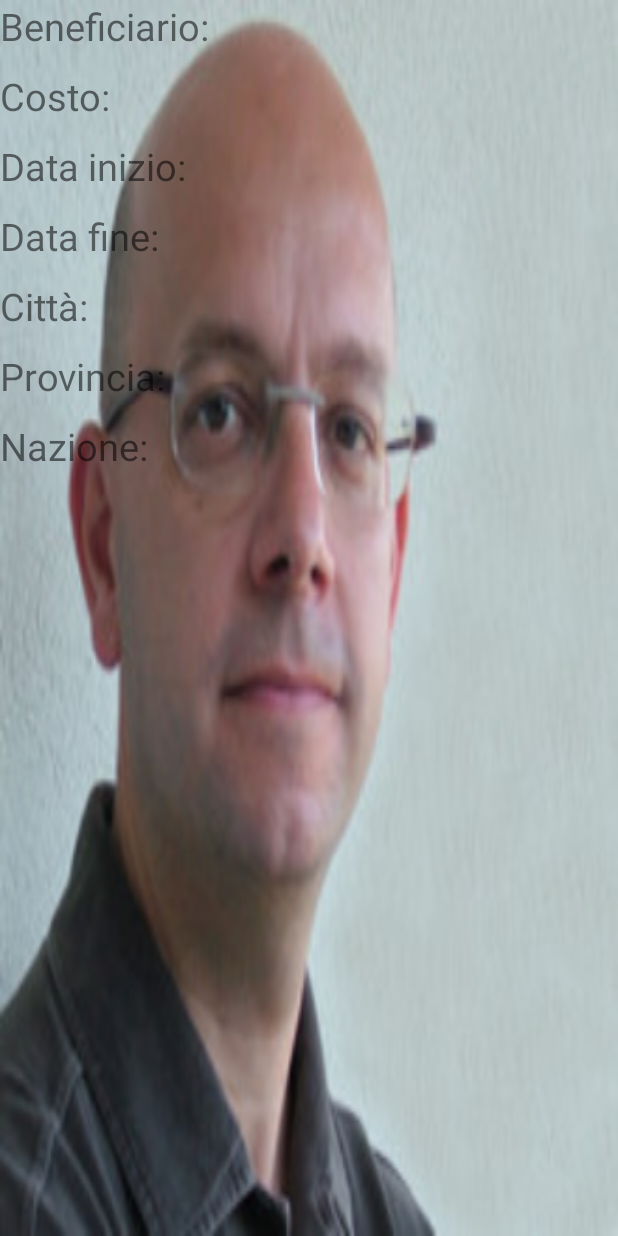
After one commit to Biase/Bricks, an Android app: the layout activity_item_click.xml on its own in the app's theme, with its tools: preview values and no code run, on a phone screen of 412 x 824 dp. The commit adds this screen. Run offline under Robolectric (Android 15) with nearby library versions, the phone set to English and light mode, and no system bars; network calls fail.

Commit message:
Implementazione ListView, creata activity su click della listView
Altre piccole modifiche

```diff
--- a/app/build.gradle
+++ b/app/build.gradle
@@ -32,4 +32,5 @@ dependencies {
     // Add Library
     compile 'com.miguelcatalan:materialsearchview:1.4.0'
     implementation 'com.android.support:design:26.0.2'
+    compile 'com.google.maps.android:android-maps-utils:0.5'
 }
--- a/app/src/main/java/it/ingte/bricks/DBmanager.java
+++ b/app/src/main/java/it/ingte/bricks/DBmanager.java
@@ -31,5 +31,9 @@ public class DBmanager {
         return dbhelper.getReadableDatabase();
     }
 
+    public DBHelper getDbhelper(){
+        return dbhelper;
+    };
+
 
 }
--- a/app/src/main/java/it/ingte/bricks/Person.java
+++ b/app/src/main/java/it/ingte/bricks/Person.java
@@ -7,7 +7,7 @@ import com.google.maps.android.clustering.ClusterItem;
  * Created by Domenico on 09/01/2018.
  */
 
-public class Person implements ClusterItem{
+public class Person implements ClusterItem {
 
     LatLng mPosition;
     String name;
--- /dev/null
+++ b/app/src/main/res/layout/activity_item_click.xml
@@ -0,0 +1,83 @@
+<?xml version="1.0" encoding="utf-8"?>
+<android.support.constraint.ConstraintLayout xmlns:android="http://schemas.android.com/apk/res/android"
+    xmlns:app="http://schemas.android.com/apk/res-auto"
+    xmlns:tools="http://schemas.android.com/tools"
+    android:layout_width="match_parent"
+    android:layout_height="match_parent"
+    tools:context="it.ingte.bricks.itemClick"
+    android:background="@drawable/pitt">
+
+    <LinearLayout
+        android:layout_width="match_parent"
+        android:layout_height="wrap_content"
+        android:orientation="vertical"
+        app:layout_constraintEnd_toEndOf="parent"
+        app:layout_constraintHorizontal_bias="0.0"
+        app:layout_constraintStart_toStartOf="parent"
+        tools:layout_editor_absoluteY="2dp">
+
+
+        <TextView
+            android:id="@+id/beneficary"
+            android:layout_width="wrap_content"
+            android:layout_height="match_parent"
+            android:text="Beneficiario:"
+            android:textSize="25sp"
+            android:paddingBottom="12dp"/>
+
+        <TextView
+            android:id="@+id/price"
+            android:layout_width="wrap_content"
+            android:layout_height="match_parent"
+            android:text="Costo:"
+            android:textSize="25sp"
+            android:paddingBottom="12dp"/>
+
+        <TextView
+            android:id="@+id/startDate"
+            android:layout_width="wrap_content"
+            android:layout_height="match_parent"
+            android:textSize="25sp"
+            android:text="Data inizio:"
+            android:paddingBottom="12dp"/>
+
+        <TextView
+            android:id="@+id/endDate"
+            android:layout_width="wrap_content"
+            android:layout_height="match_parent"
+            android:textSize="25sp"
+            android:paddingBottom="12dp"
+            android:text="Data fine:" />
+
+        <TextView
+            android:id="@+id/town"
+            android:layout_width="wrap_content"
+            android:layout_height="match_parent"
+            android:text="Città:"
+            android:textSize="25sp"
+            android:paddingBottom="12dp" />
+
+        <TextView
+            android:id="@+id/province"
+            android:layout_width="wrap_content"
+            android:layout_height="match_parent"
+            android:textSize="25sp"
+            android:text="Provincia:"
+            android:paddingBottom="12dp"/>
+
+        <TextView
+            android:id="@+id/country"
+            android:layout_width="wrap_content"
+            android:layout_height="match_parent"
+            android:textSize="25sp"
+            android:text="Nazione:"
+            android:paddingBottom="12dp" />
+
+
+
+
+
+
+    </LinearLayout>
+
+</android.support.constraint.ConstraintLayout>
```
Also changed, not shown: app/src/main/AndroidManifest.xml (+5 -5 lines), app/src/main/java/it/ingte/bricks/DBHelper.java (+23 -0 lines), app/src/main/java/it/ingte/bricks/Info.java (added, +181 -0 lines), app/src/main/java/it/ingte/bricks/MainActivity.java (+7 -138 lines), app/src/main/java/it/ingte/bricks/MyCustomAdapter.java (added, +77 -0 lines), app/src/main/java/it/ingte/bricks/TabList.java (+112 -7 lines), app/src/main/java/it/ingte/bricks/TabMap.java (+3 -4 lines), app/src/main/java/it/ingte/bricks/itemClick.java (added, +32 -0 lines), app/src/main/res/layout/da_text.xml (+19 -9 lines), app/src/main/res/drawable/pitt.jpg (added).
